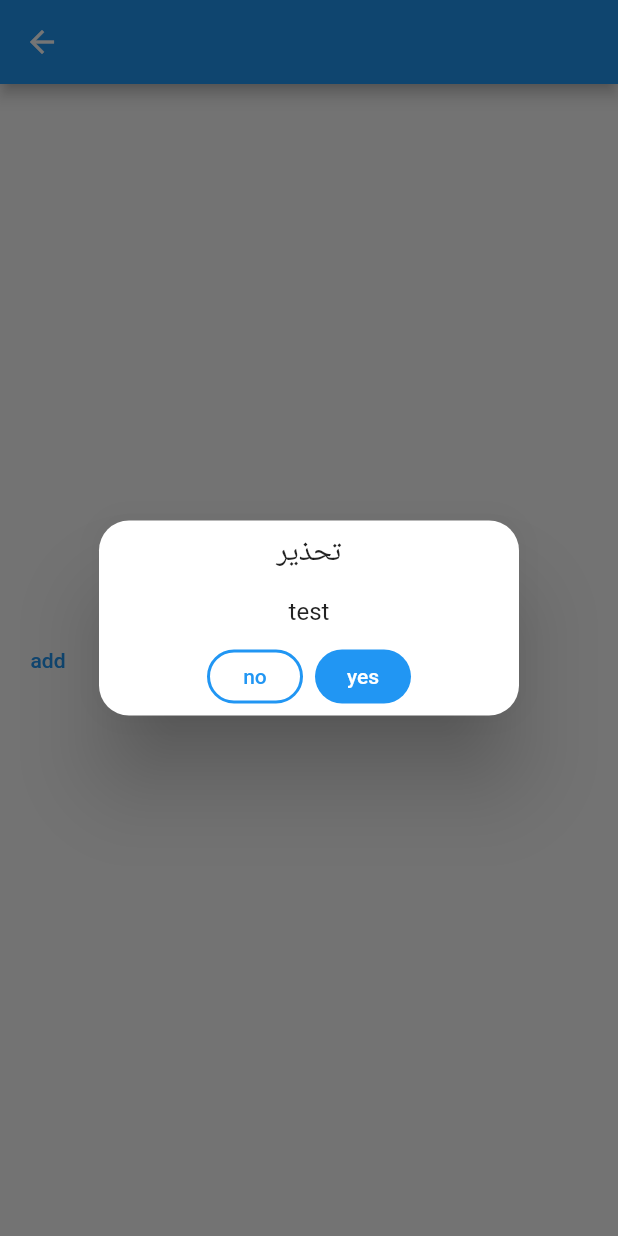
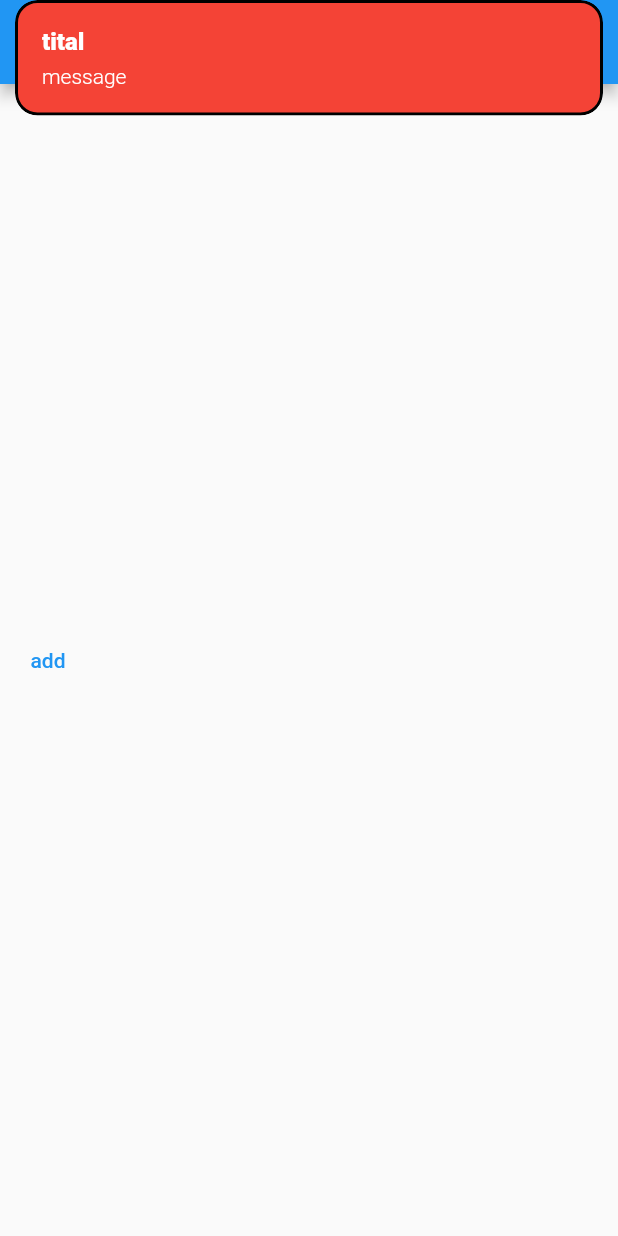
Before and after one commit to Ahmed-Alshobaki/test2, a Flutter app: the screen it shows after launch, after a tap on "add", on a phone screen of 412 x 824 dp. Run offline on Flutter 3.47's test engine with Material 2 defaults, Android fonts, the phone set to English and light mode, and no system bars; our stand-ins replace get.

Commit message:
Get.snackbar learn

```diff
--- a/lib/screen/zon1.dart
+++ b/lib/screen/zon1.dart
@@ -16,17 +16,14 @@ class zon1 extends StatelessWidget {
           mainAxisAlignment: MainAxisAlignment.center,
           crossAxisAlignment: CrossAxisAlignment.center,
           children: [
-            TextButton(onPressed: (){
-                Get.defaultDialog(
-                  title: "تحذير",
-                  middleText: "test",
-                 textCancel: "no",textConfirm: "yes",
-                  onCancel: (){
-                    print("object");
-                  },
-
-                );
-            }, child: Text("add"))
+            TextButton(
+                onPressed: () {
+                  Get.snackbar("tital", "message",
+                      backgroundColor: Colors.red, colorText: Colors.white,borderColor: Colors.black,borderWidth: 2,onTap: (Get){
+                    print(Get);
+                      });
+                },
+                child: Text("add"))
           ],
         ),
       ),
```
